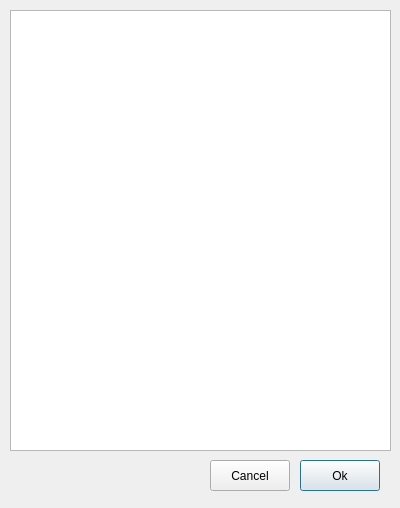
The window that codecsettings.ui (AWAH-SIP/AWAH-SIP_Desktop-GUI) describes before a commit, drawn with Qt 5.
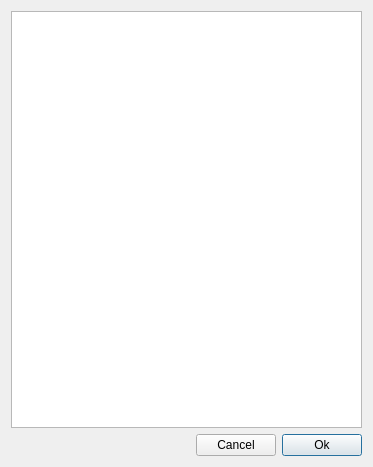
The same window after the commit.

The edit to the form file:
```diff
--- a/codecsettings.ui
+++ b/codecsettings.ui
@@ -6,45 +6,39 @@
    <rect>
     <x>0</x>
     <y>0</y>
-    <width>400</width>
-    <height>508</height>
+    <width>373</width>
+    <height>467</height>
    </rect>
   </property>
   <property name="windowTitle">
    <string>Codec settings</string>
   </property>
-  <widget class="QTableView" name="tableView">
-   <property name="geometry">
-    <rect>
-     <x>10</x>
-     <y>10</y>
-     <width>381</width>
-     <height>441</height>
-    </rect>
-   </property>
-  </widget>
+  <layout class="QGridLayout" name="gridLayout">
+   <item row="1" column="3">
   <widget class="QPushButton" name="pushButton_ok">
-   <property name="geometry">
-    <rect>
-     <x>300</x>
-     <y>460</y>
-     <width>80</width>
-     <height>31</height>
-    </rect>
-   </property>
    <property name="text">
     <string>Ok</string>
    </property>
   </widget>
+   </item>
+   <item row="1" column="1">
+    <spacer name="horizontalSpacer">
+     <property name="orientation">
+      <enum>Qt::Horizontal</enum>
+     </property>
+     <property name="sizeHint" stdset="0">
+      <size>
+       <width>40</width>
+       <height>20</height>
+      </size>
+     </property>
+    </spacer>
+   </item>
+   <item row="0" column="0" colspan="4">
+    <widget class="QTableView" name="tableView"/>
+   </item>
+   <item row="1" column="2">
   <widget class="QPushButton" name="pushButton_cancel">
-   <property name="geometry">
-    <rect>
-     <x>210</x>
-     <y>460</y>
-     <width>80</width>
-     <height>31</height>
-    </rect>
-   </property>
    <property name="text">
     <string>Cancel</string>
    </property>
@@ -52,6 +46,8 @@
     <bool>false</bool>
    </property>
   </widget>
+   </item>
+  </layout>
  </widget>
  <resources/>
  <connections/>
```
Lines whose indentation alone changed are shown as unchanged.
